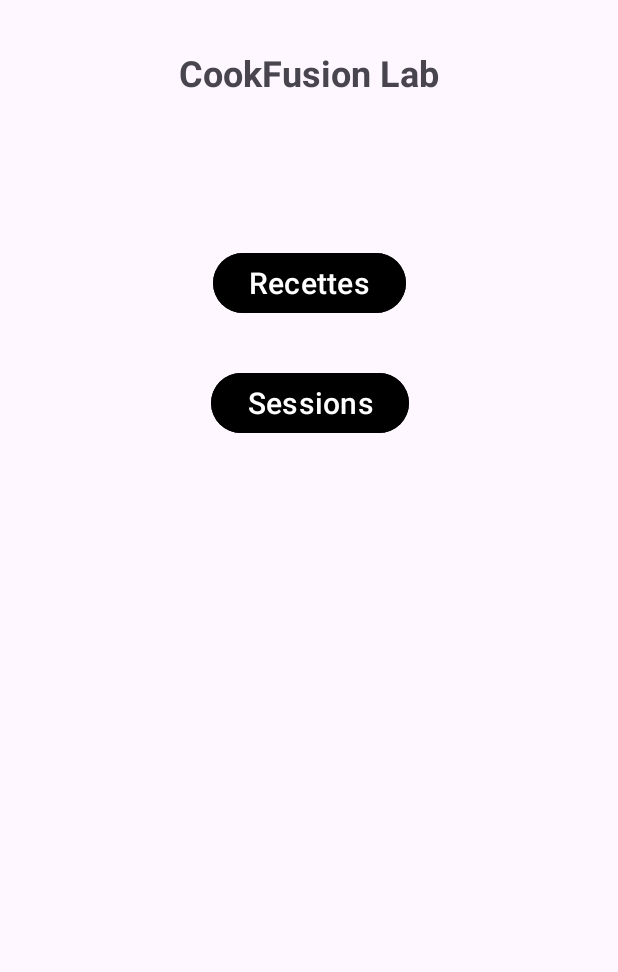
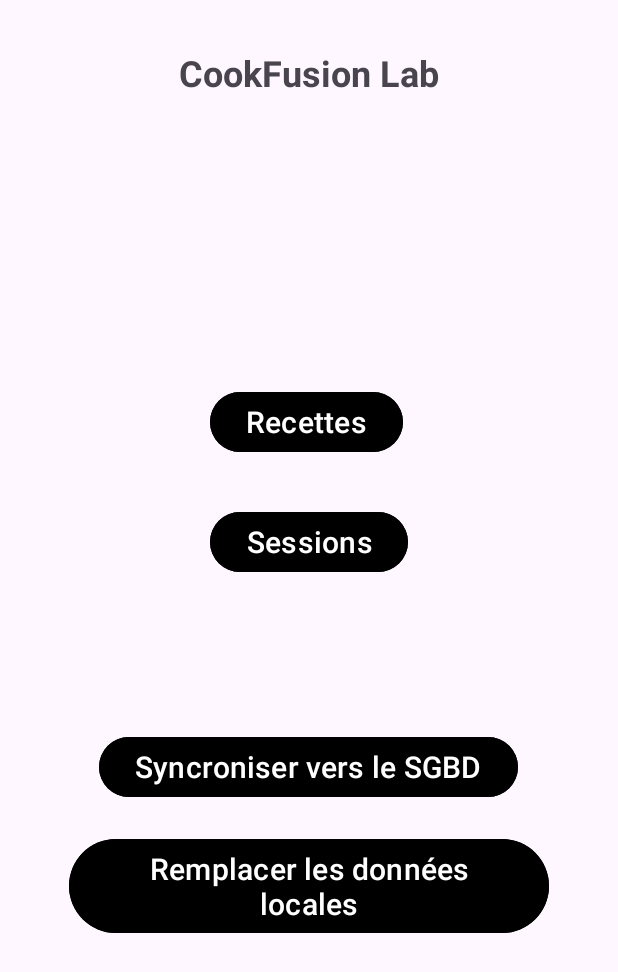
Before and after one commit to ErwanDemay/ProjetAgile_android, an Android app: the PropositionActivity screen opened directly, with no data from a screen before it, on a phone screen of 412 x 824 dp. Shown: the top 972 px of the screen. Run offline under Robolectric (Android 15) with nearby library versions, the phone set to English and light mode, and no system bars.

Commit message:
boutons sans fonctions

```diff
--- a/app/src/main/java/com/example/projetagile/controleur/PropositionActivity.java
+++ b/app/src/main/java/com/example/projetagile/controleur/PropositionActivity.java
@@ -18,6 +18,8 @@ public class PropositionActivity extends AppCompatActivity {
 
     private Button buttonRecettes;
     private Button buttonSessions;
+    private Button buttonSyncToSGBD;
+    private Button buttonSyncToLocal;
     @Override
     protected void onCreate(Bundle savedInstanceState) {
         super.onCreate(savedInstanceState);
@@ -25,6 +27,8 @@ public class PropositionActivity extends AppCompatActivity {
 
         buttonRecettes = findViewById(R.id.buttonRecettes);
         buttonSessions = findViewById(R.id.buttonSessions);
+        buttonSyncToSGBD = findViewById(R.id.buttonSyncToSGBD);
+        buttonSyncToLocal = findViewById(R.id.buttonSyncToLocal);
 
         buttonRecettes.setOnClickListener(new View.OnClickListener() {
             @Override
@@ -33,6 +37,18 @@ public class PropositionActivity extends AppCompatActivity {
             }
         });
         buttonSessions.setOnClickListener(new View.OnClickListener() {
+            @Override
+            public void onClick(View v) {
+                ouvrirSessions();
+            }
+        });
+        buttonSyncToSGBD.setOnClickListener(new View.OnClickListener() {
+            @Override
+            public void onClick(View v) {
+                ouvrirSessions();
+            }
+        });
+        buttonSyncToLocal.setOnClickListener(new View.OnClickListener() {
             @Override
             public void onClick(View v) {
                 ouvrirSessions();
--- a/app/src/main/res/layout/activity_proposition.xml
+++ b/app/src/main/res/layout/activity_proposition.xml
@@ -1,5 +1,4 @@
-<androidx.constraintlayout.widget.ConstraintLayout
-    xmlns:android="http://schemas.android.com/apk/res/android"
+<androidx.constraintlayout.widget.ConstraintLayout xmlns:android="http://schemas.android.com/apk/res/android"
     xmlns:app="http://schemas.android.com/apk/res-auto"
     xmlns:tools="http://schemas.android.com/tools"
     android:layout_width="match_parent"
@@ -10,39 +9,63 @@
         android:id="@+id/header"
         android:layout_width="wrap_content"
         android:layout_height="wrap_content"
+        android:layout_marginTop="32dp"
         android:text="CookFusion Lab"
         android:textSize="24sp"
         android:textStyle="bold"
         app:layout_constraintEnd_toEndOf="parent"
         app:layout_constraintStart_toStartOf="parent"
-        app:layout_constraintTop_toTopOf="parent"
-        android:layout_marginTop="32dp" />
+        app:layout_constraintTop_toTopOf="parent" />
 
     <Button
         android:id="@+id/buttonRecettes"
         android:layout_width="wrap_content"
         android:layout_height="wrap_content"
+        android:layout_marginBottom="32dp"
         android:backgroundTint="@color/black"
         android:text="Recettes"
         android:textColor="@android:color/white"
         android:textSize="20sp"
-        app:layout_constraintTop_toBottomOf="@id/header"
-        app:layout_constraintStart_toStartOf="parent"
-        app:layout_constraintEnd_toEndOf="parent"
-        android:layout_marginTop="100dp" />
+        app:layout_constraintBottom_toTopOf="@+id/buttonSessions"
+        app:layout_constraintStart_toStartOf="@+id/buttonSessions" />
 
     <Button
         android:id="@+id/buttonSessions"
         android:layout_width="wrap_content"
         android:layout_height="wrap_content"
-        android:layout_marginTop="32dp"
+        android:layout_marginBottom="102dp"
         android:backgroundTint="@color/black"
         android:text="Sessions"
         android:textColor="@android:color/white"
         android:textSize="20sp"
+        app:layout_constraintBottom_toTopOf="@+id/buttonSyncToSGBD"
         app:layout_constraintEnd_toEndOf="parent"
-        app:layout_constraintHorizontal_bias="0.503"
-        app:layout_constraintStart_toStartOf="parent"
-        app:layout_constraintTop_toBottomOf="@id/buttonRecettes" />
+        app:layout_constraintStart_toStartOf="parent" />
+
+    <Button
+        android:id="@+id/buttonSyncToSGBD"
+        android:layout_width="wrap_content"
+        android:layout_height="wrap_content"
+        android:layout_marginStart="20dp"
+        android:layout_marginBottom="20dp"
+        android:backgroundTint="@color/black"
+        android:text="Syncroniser vers le SGBD"
+        android:textColor="@android:color/white"
+        android:textSize="20sp"
+        app:layout_constraintBottom_toTopOf="@+id/buttonSyncToLocal"
+        app:layout_constraintStart_toStartOf="@+id/buttonSyncToLocal" />
+
+    <Button
+        android:id="@+id/buttonSyncToLocal"
+        android:layout_width="wrap_content"
+        android:layout_height="wrap_content"
+        android:layout_marginBottom="198dp"
+        android:backgroundTint="@color/black"
+        android:text="Remplacer les données locales"
+        android:textColor="@android:color/white"
+        android:textSize="20sp"
+        app:layout_constraintBottom_toBottomOf="parent"
+        app:layout_constraintEnd_toEndOf="parent"
+        app:layout_constraintStart_toStartOf="parent" />
 
 </androidx.constraintlayout.widget.ConstraintLayout>
```
